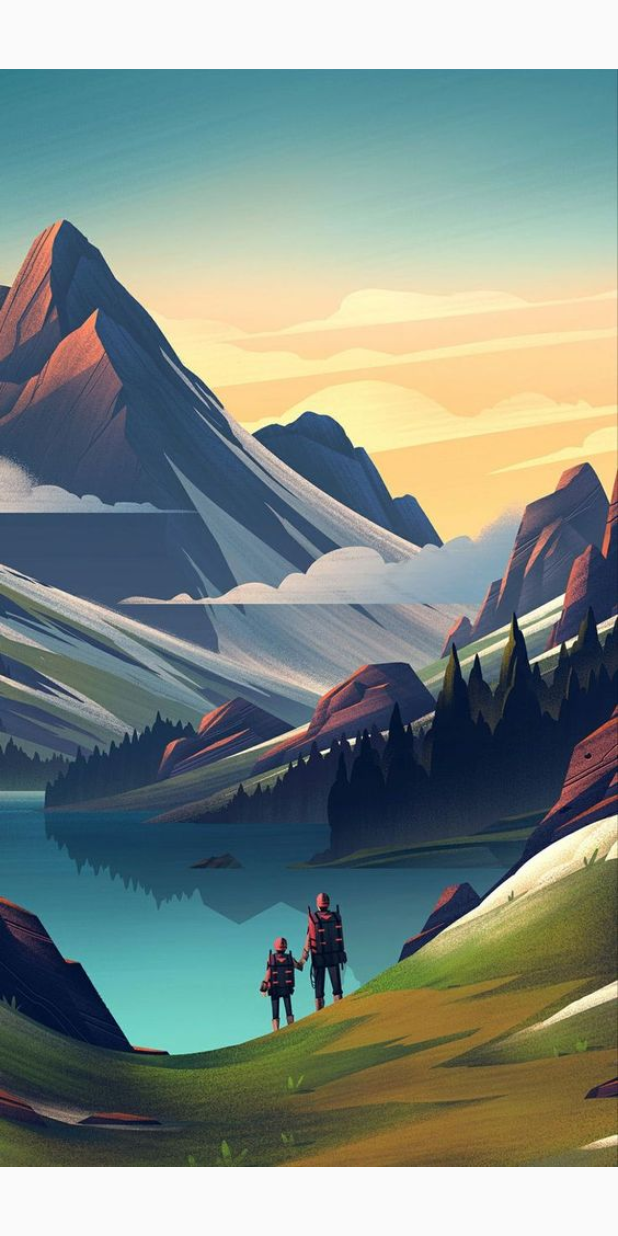
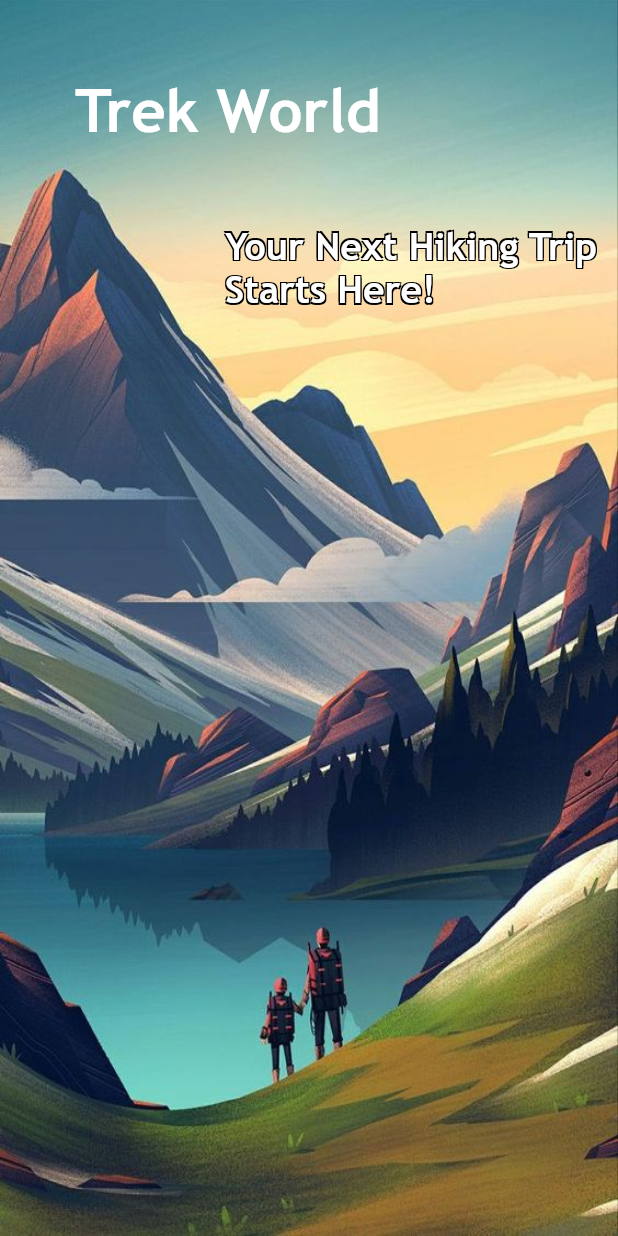
Before and after one commit to MohammadElokour/TrekWorld, a Flutter app: the screen it shows after launch, on a phone screen of 412 x 824 dp. Run offline on Flutter 3.47's test engine with Material 2 defaults, Android fonts, the phone set to English and light mode, and no system bars.

Commit message:
adding header and subheader in home_screen

```diff
--- /dev/null
+++ b/assets/fonts/sharefonts.net.txt
@@ -0,0 +1 @@
+Free download fonts at http://sharefonts.net
--- a/lib/src/screens/home_screen.dart
+++ b/lib/src/screens/home_screen.dart
@@ -1,21 +1,67 @@
 import 'package:flutter/material.dart';
-import 'package:trekworld/src/app.dart';
 
 class HomeScreen extends StatelessWidget {
   Widget build(context) {
-    return Container(
-      decoration: BoxDecoration(
-        image:
-            DecorationImage(image: AssetImage('assets/images/background.jpg')),
+    Size size = MediaQuery.of(context).size;
+    return Stack(
+      children: <Widget>[
+        Center(
+          child: Image.asset(
+            'assets/images/background.jpg',
+            width: size.width,
+            height: size.height,
+            fit: BoxFit.fill,
+          ),
+        ),
+        header(),
+        subHeader(),
+      ],
+    );
+  }
+
+  Widget header() {
+    return Padding(
+      padding: const EdgeInsets.all(50.0),
+      child: Text(
+        'Trek World',
+        style: TextStyle(
+          fontFamily: 'Trebuchet MS',
+          fontSize: 40.0,
+          color: Colors.white,
+        ),
       ),
     );
   }
 
-  // Widget appBar() {
-  //   return AppBar(
-  //     leading: Icon(Icons.home),
-  //     title: Text('Trek World'),
-  //     backgroundColor: PrimaryColor,
-  //   );
-  // }
+  Widget subHeader() {
+    return Padding(
+      padding: const EdgeInsets.only(left: 150.0, top: 150.0),
+      child: Text(
+        'Your Next Hiking Trip Starts Here!',
+        style: TextStyle(
+          fontFamily: 'Trebuchet MS',
+          fontSize: 25.0,
+          color: Colors.white,
+          shadows: [
+            Shadow(
+                // bottomLeft
+                offset: Offset(-1.0, -1.0),
+                color: Colors.black),
+            Shadow(
+                // bottomRight
+                offset: Offset(1.0, -1.0),
+                color: Colors.black),
+            Shadow(
+                // topRight
+                offset: Offset(1.0, 1.0),
+                color: Colors.black),
+            Shadow(
+                // topLeft
+                offset: Offset(-1.0, 1.0),
+                color: Colors.black),
+          ],
+        ),
+      ),
+    );
+  }
 }
```
Also changed, not shown: pubspec.yaml (+5 -11 lines), assets/fonts/Trebuchet MS Bold Italic.ttf (added), assets/fonts/Trebuchet MS.ttf (added), assets/fonts/TrebuchetMSItalic.ttf (added), assets/fonts/trebuc.ttf (added), assets/fonts/trebucbd.ttf (added), assets/fonts/trebucbi.ttf (added).
